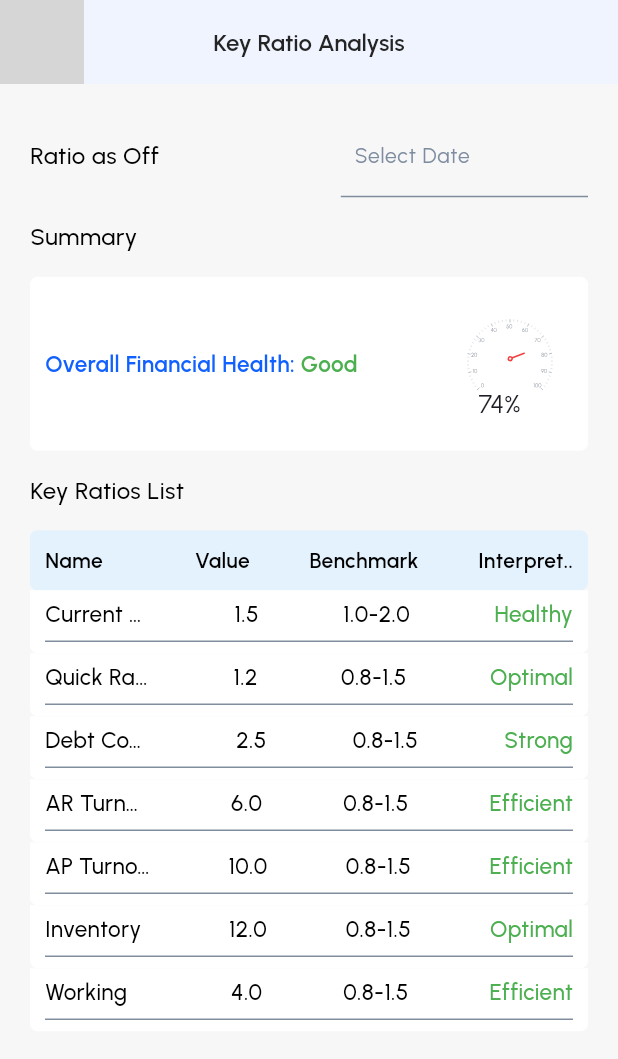
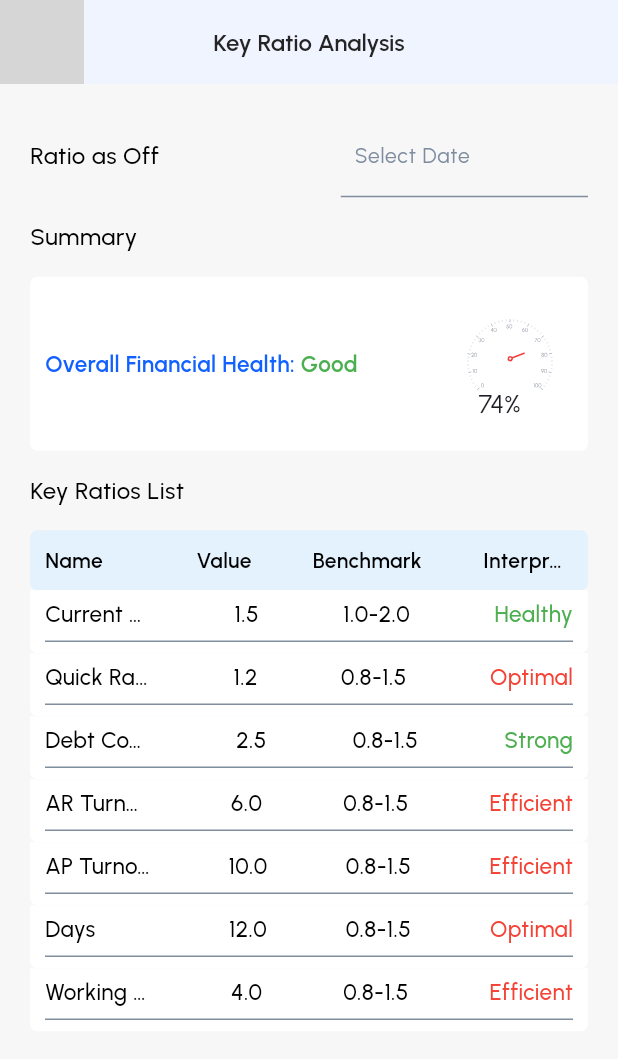
Before and after one commit to amitt-coder/cfo_app, a Flutter app: the KeyRatioAnalsisView screen opened by its route, on a phone screen of 412 x 824 dp. Shown: the top 1059 px of the screen. Run offline on Flutter 3.47's test engine with Material 3 defaults, Android fonts, the phone set to English and light mode, and no system bars; our stand-ins replace carousel_slider, cloud_firestore, firebase_auth, firebase_core, fl_chart, flutter_svg and 10 more; missing offline and left inert: kdgaugeview; accounts and stored records are empty; network calls fail; grey boxes are pictures that could not be loaded.

Commit message:
commit by amit 29 Aug 2024 time - 06:06 PM new changes by client - working

```diff
--- a/lib/app/data/api_helper.dart
+++ b/lib/app/data/api_helper.dart
@@ -56,12 +56,13 @@ class ApiHelper {
           storage.write('accessToken', accessToken);
           storage.write('refreshToken', refreshToken);
           storage.write('USER_ID', userId.toString());
-          storage.write('isLogin', '0');
+
           print('api success without token');
           onSuccess();
         }else{
           print('api success with token');
           onSuccess();
+
         }
 
 
--- a/lib/app/modules/account_payables/view/account_payables_view.dart
+++ b/lib/app/modules/account_payables/view/account_payables_view.dart
@@ -139,7 +139,8 @@ class _AccountPayablesViewState extends State<AccountPayablesView> {
                     Row(
                       children: [
                         Text(
-                          'Total Credit Balance: ',
+                          // 'Total Credit Balance: ',
+                          'Total Debit Balance: ',
                           style: TextStyle(
                               color: AppColor.primaryColor,
                               fontSize: 15,
--- a/lib/app/modules/ar_with_credit_balance/view/ar_with_credit_balance_view.dart
+++ b/lib/app/modules/ar_with_credit_balance/view/ar_with_credit_balance_view.dart
@@ -144,7 +144,8 @@ class _ArWithCreditBalanceViewState extends State<ArWithCreditBalanceView> {
                     Row(
                       children: [
                         Text(
-                          'Total Debit Balance: ',
+                          // 'Total Debit Balance: ',
+                          'Total Credit Balance: ',
                           style: TextStyle(
                               color: AppColor.primaryColor,
                               fontSize: 15,
--- a/lib/app/modules/expense_variance/controller/expense_variace_controller.dart
+++ b/lib/app/modules/expense_variance/controller/expense_variace_controller.dart
@@ -92,14 +92,12 @@ class ExpenseVarianceController extends GetxController{
       print('response Status ${response.statusCode}');
 
       if (response.statusCode == 200 || response.statusCode == 201) {
+
         var responseData = json.decode(response.body);
-
-
 
         creditors_amount.value=responseData['creditors_amount'].toString();
         debtors_amount.value=responseData['debtors_amount'].toString();
         total_amount.value=responseData['total_amount'].toString();
-
 
         String jsonString = '''
     {
--- a/lib/app/modules/key_ratio_analysis/controller/key_ratio_analysis_controller.dart
+++ b/lib/app/modules/key_ratio_analysis/controller/key_ratio_analysis_controller.dart
@@ -1,6 +1,5 @@
 import 'dart:async';
 import 'dart:convert';
-import 'dart:ffi';
 import 'dart:ui';
 import 'package:get_storage/get_storage.dart';
 import 'package:http/http.dart' as http;
@@ -22,11 +21,13 @@ class KeyRatioAnalsisController extends GetxController{
     KeyRatio(name: 'Debt Cover', value:"2.5", benchmark:'0.8-1.5', interpretation: 'Strong'),//6Strong
     KeyRatio(name: 'AR Turnover', value:"6.0", benchmark:'0.8-1.5', interpretation: 'Efficient'),//9Efficient
     KeyRatio(name: 'AP Turnover', value:"10.0", benchmark:'0.8-1.5', interpretation: 'Efficient'),//6Optimal
-    KeyRatio(name: 'Inventory', value:"12.0", benchmark:'0.8-1.5', interpretation: 'Optimal'),//6Optimal
-    KeyRatio(name: 'Working', value:"4.0", benchmark:'0.8-1.5', interpretation: 'Efficient'),//6Optimal
+    KeyRatio(name: 'Days', value:"12.0", benchmark:'0.8-1.5', interpretation: 'Optimal'),//6Optimal
+    KeyRatio(name: 'Working Capital Ratio', value:"4.0", benchmark:'0.8-1.5', interpretation: 'Efficient'),//6Optimal
   ];
+  //Working - Working Capital Ratio
+  //Inventory - Days
+  TextEditingController daysController = TextEditingController();
 
-  TextEditingController daysController = TextEditingController();
   RxString showday = 'Above 30 days'.obs;
 
   RxList<String> dayList =
@@ -41,11 +42,12 @@ class KeyRatioAnalsisController extends GetxController{
     switch (interpretation) {
       case 'Healthy':
       case 'Strong':
-      case 'Efficient':
-      case 'Optimal':
         return Colors.green;
       case 'Adequate':
         return Colors.yellow;
+      case 'Efficient':
+      case 'Optimal':
+        return Colors.red;
       default:
         return Colors.red;
     }
--- a/lib/app/modules/key_ratio_analysis/view/key_ratio_analysis_view.dart
+++ b/lib/app/modules/key_ratio_analysis/view/key_ratio_analysis_view.dart
@@ -6,7 +6,6 @@ import 'package:get/get.dart';
 import 'package:kdgaugeview/kdgaugeview.dart';
 import '../../../../components/common_app_bar.dart';
 import '../../../../components/common_textformfield.dart';
-import '../../../../components/dropdown_field.dart';
 import '../../../../utils/images.dart';
 import '../controller/key_ratio_analysis_controller.dart';
 
@@ -69,13 +68,17 @@ class _KeyRatioAnalsisViewState extends State<KeyRatioAnalsisView> {
     double angle;
     if (speed <= 100 || speed >= 90) {
       angle = ((speed) / maxSpeed) * 1.5 * 3.141592653589793;
-    } else if (speed == 50) {
+    }
+    else if (speed == 50) {
       angle = ((speed - 1) / maxSpeed) * 1.5 * 3.141592653589793;
-    } else if (speed == 10) {
+    }
+    else if (speed == 10) {
       angle = ((speed) / maxSpeed) * 1.5 * 3.141592653589793;
-    } else if (speed == 0) {
+    }
+    else if (speed == 0) {
       angle = ((speed - 10) / maxSpeed) * 1.5 * 3.141592653589793;
-    } else {
+    }
+    else {
       angle = ((speed - 2) / maxSpeed) * 1.5 * 3.141592653589793;
     }
     return Scaffold(
@@ -157,8 +160,7 @@ class _KeyRatioAnalsisViewState extends State<KeyRatioAnalsisView> {
                   height: 15,
                 ),
                 Container(
-                  padding:
-                      const EdgeInsets.symmetric(vertical: 10, horizontal: 10),
+                  padding: const EdgeInsets.symmetric(vertical: 10, horizontal: 10),
                   decoration: BoxDecoration(
                       color: Colors.white,
                       borderRadius: BorderRadius.circular(5)),
@@ -198,10 +200,8 @@ class _KeyRatioAnalsisViewState extends State<KeyRatioAnalsisView> {
                               maxSpeed: 100,
                               speed: speed,
                               speedTextStyle: const TextStyle(
-                                  color: Colors
-                                      .transparent), // Speed text inside gauge
-                              minMaxTextStyle:
-                                  const TextStyle(color: Colors.transparent),
+                                  color: Colors.transparent), // Speed text inside gauge
+                              minMaxTextStyle: const TextStyle(color: Colors.transparent),
                               animate: false,
                               gaugeWidth: 5,
                               duration: const Duration(seconds: 3),
@@ -231,8 +231,7 @@ class _KeyRatioAnalsisViewState extends State<KeyRatioAnalsisView> {
                                       child: SvgPicture.asset(
                                         height: 58,
                                         width: 58,
-                                        ProjectImages
-                                            .circle, // Replace with your gauge circle image path
+                                        ProjectImages.circle, // Replace with your gauge circle image path
                                       ),
                                     ),
                                   ),
@@ -242,11 +241,9 @@ class _KeyRatioAnalsisViewState extends State<KeyRatioAnalsisView> {
                                     right: 25,
                                     child: Transform(
                                       alignment: Alignment.center,
-                                      transform: Matrix4.rotationZ(
-                                          angle), // Rotate pointer
+                                      transform: Matrix4.rotationZ(angle), // Rotate pointer
                                       child: SvgPicture.asset(
-                                        ProjectImages
-                                            .point, // Replace with your pointer image path
+                                        ProjectImages.point, // Replace with your pointer image path
                                         width: 10,
                                         height: 20,
                                       ),
@@ -254,10 +251,8 @@ class _KeyRatioAnalsisViewState extends State<KeyRatioAnalsisView> {
                                   ),
                                   // Speed text inside the gauge
                                   Positioned(
-                                    top:
-                                        55, // Adjust top to position text correctly
-                                    left:
-                                        25, // Adjust left to position text correctly
+                                    top: 55, // Adjust top to position text correctly
+                                    left: 25, // Adjust left to position text correctly
                                     child: Center(
                                       child: Text(
                                         "${speed.toStringAsFixed(0)}%",
@@ -280,90 +275,6 @@ class _KeyRatioAnalsisViewState extends State<KeyRatioAnalsisView> {
                     ],
                   ),
                 ),
-                // SizedBox(height: 15,),
-                // Align(
-                //   alignment: Alignment.topLeft,
-                //   child: Container(
-                //     height: 80,
-                //     width: 180,
-                //     child: Align(
-                //       alignment: Alignment.topRight,
-                //       child: KdGaugeView(
-                //         minSpeed: 0,
-                //         maxSpeed: 100,
-                //         speed: speed,
-                //         speedTextStyle: TextStyle(color: Colors.transparent), // Speed text inside gauge
-                //         minMaxTextStyle: TextStyle(color: Colors.transparent),
-                //         animate: false,
-                //         gaugeWidth: 5,
-                //         duration: Duration(seconds: 3),
-                //         unitOfMeasurement: "",
-                //         alertColorArray: [AppColor.primaryColor,Colors.yellow],
-                //         alertSpeedArray: [30,35],
-                //         subDivisionCircleColors: Colors.transparent,
-                //         activeGaugeColor: AppColor.primaryColor,
-                //         divisionCircleColors: Colors.transparent,
-                //         child: Stack(
-                //           children: [
-                //             // Background container for gauge view
-                //             Container(
-                //               height: 100,
-                //               width: 150,
-                //               // Optionally add a background color or margin if needed
-                //               // color: Colors.black,
-                //               // margin: EdgeInsets.all(5),
-                //             ),
-                //             // Positioned gauge circle
-                //             Positioned(
-                //               top: 7,
-                //               right: 43,
-                //               child: Transform.scale(
-                //                 scaleX: 1,
-                //                 scaleY: 1,
-                //                 child: SvgPicture.asset(
-                //                   height: 55,
-                //                   width: 55,
-                //                   ProjectImages.circle, // Replace with your gauge circle image path
-                //                 ),
-                //               ),
-                //             ),
-                //             // Positioned pointer
-                //             Positioned(
-                //               top: 25,
-                //               right: 55,
-                //               child: Transform(
-                //                 alignment: Alignment.center,
-                //                 transform: Matrix4.rotationZ(angle), // Rotate pointer
-                //                 child: SvgPicture.asset(
-                //                   ProjectImages.point, // Replace with your pointer image path
-                //                   width: 10,
-                //                   height: 20,
-                //                 ),
-                //               ),
-                //             ),
-                //             // Speed text inside the gauge
-                //             Positioned(
-                //               top: 55, // Adjust top to position text correctly
-                //               left: 60, // Adjust left to position text correctly
-                //               child: Center(
-                //                 child: Text(
-                //                   "${speed.toStringAsFixed(0)}%",
-                //                   style: TextStyle(
-                //                     color: AppColor.fontColor,
-                //                     fontSize: 17,
-                //                     letterSpacing: 0.1,
-                //                     fontWeight: FontWeight.w400,
-                //                     fontFamily: 'Urbanist',
-                //                   ),
-                //                 ),
-                //               ),
-                //             ),
-                //           ],
-                //         ),
-                //       ),
-                //     ),
-                //   ),
-                // ),
                 const SizedBox(
                   height: 15,
                 ),
@@ -379,8 +290,7 @@ class _KeyRatioAnalsisViewState extends State<KeyRatioAnalsisView> {
                   height: 15,
                 ),
                 Container(
-                  padding:
-                      const EdgeInsets.symmetric(horizontal: 10, vertical: 10),
+                  padding: const EdgeInsets.symmetric(horizontal: 10, vertical: 10),
                   decoration: BoxDecoration(
                       color: const Color(0xFFE3F2FD),
                       borderRadius: BorderRadius.circular(5)),
@@ -411,20 +321,23 @@ class _KeyRatioAnalsisViewState extends State<KeyRatioAnalsisView> {
                             fontFamily: 'Urbanist',
                             color: AppColor.blackColor),
                       ),
-                      Text(
-                        'Interpret..',
-                        style: TextStyle(
-                            fontSize: 14,
-                            fontWeight: FontWeight.w600,
-                            fontFamily: 'Urbanist',
-                            color: AppColor.blackColor),
+                      Container(
+                        width: 60,
+                        child: Text(
+                          'Interpretation',
+                          style: TextStyle(
+                              fontSize: 14,
+                              fontWeight: FontWeight.w600,
+                              fontFamily: 'Urbanist',
+                              color: AppColor.blackColor),
+                              overflow: TextOverflow.ellipsis,
+                        ),
                       ),
                     ],
                   ),
                 ),
                 ListView.builder(
-                    itemCount: int.parse(
-                        keyRatioAnalsisController.keyRatios.length.toString()),
+                    itemCount: int.parse(keyRatioAnalsisController.keyRatios.length.toString()),
                     shrinkWrap: true,
                     padding: EdgeInsets.zero,
                     physics: const NeverScrollableScrollPhysics(),
@@ -509,6 +422,7 @@ class _KeyRatioAnalsisViewState extends State<KeyRatioAnalsisView> {
                 const SizedBox(
                   height: 15,
                 ),
+                ///Show/Not Show
                 // Text(
                 //   'Ratio Details',
                 //   style: TextStyle(
@@ -521,8 +435,7 @@ class _KeyRatioAnalsisViewState extends State<KeyRatioAnalsisView> {
                 //   height: 5,
                 // ),
                 // Container(
-                //   padding:
-                //       const EdgeInsets.symmetric(horizontal: 10, vertical: 10),
+                //   padding: const EdgeInsets.symmetric(horizontal: 10, vertical: 10),
                 //   decoration: BoxDecoration(
                 //       color: Colors.white,
                 //       borderRadius: BorderRadius.circular(5)),
@@ -632,8 +545,7 @@ class _KeyRatioAnalsisViewState extends State<KeyRatioAnalsisView> {
                 //               extraLinesOnTop: true,
                 //               verticalLines: [
                 //                 VerticalLine(
-                //                   x: keyRatioAnalsisController
-                //                       .dividerPosition.value,
+                //                   x: keyRatioAnalsisController.dividerPosition.value,
                 //                   color: Colors.green,
                 //                   strokeWidth: 2,
                 //                   dashArray: [4, 2],
@@ -657,8 +569,7 @@ class _KeyRatioAnalsisViewState extends State<KeyRatioAnalsisView> {
                 //               bottomTitles: AxisTitles(
                 //                 sideTitles: SideTitles(
                 //                   showTitles: true,
-                //                   interval:
-                //                       5, // This ensures that the interval between titles is correct
+                //                   interval: 5, // This ensures that the interval between titles is correct
                 //                   getTitlesWidget: _buildBottomTitle,
                 //                 ),
                 //               ),
--- a/lib/app/modules/signUp/controllers/sign_up_controller.dart
+++ b/lib/app/modules/signUp/controllers/sign_up_controller.dart
@@ -78,6 +78,8 @@ class SignUpController extends GetxController {
 
     print('data added to body $body');
 
+    final storage = GetStorage();
+    storage.write('isLogin', '1');
 
     ApiHelper.postApi(
         requiresToken: false,
```
Also changed, not shown: lib/app/modules/expense_variance/view/expense_variance_view.dart (+2 -19 lines), lib/app/modules/signIn/controllers/sign_in_controller.dart (+10 -4 lines).
